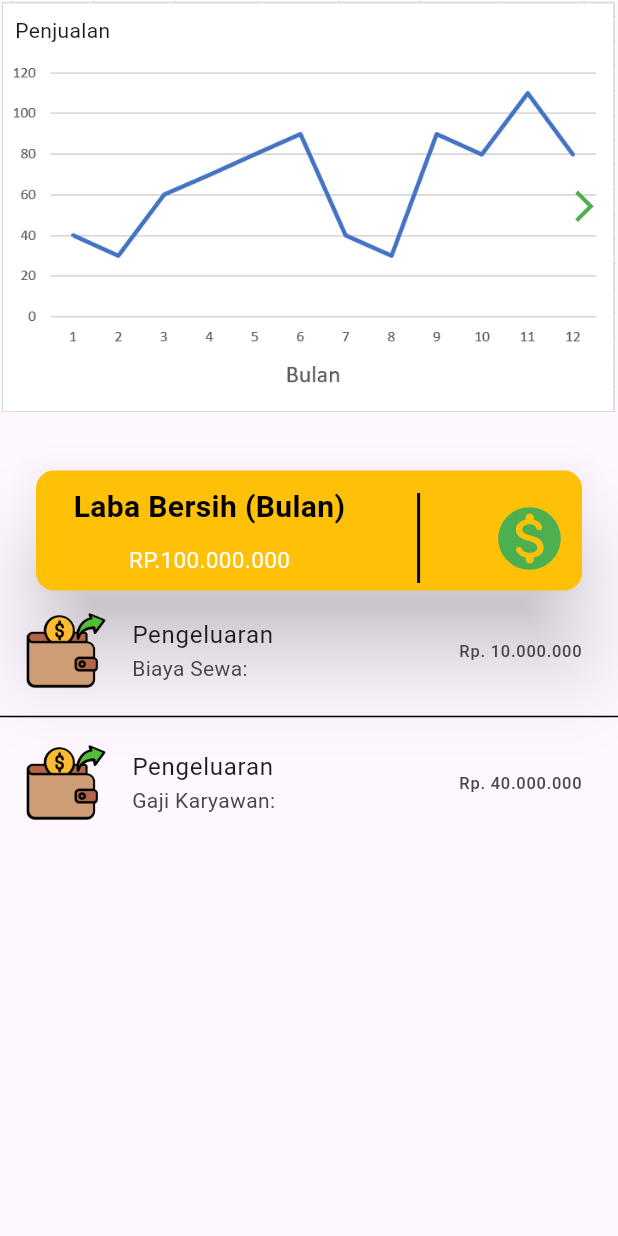
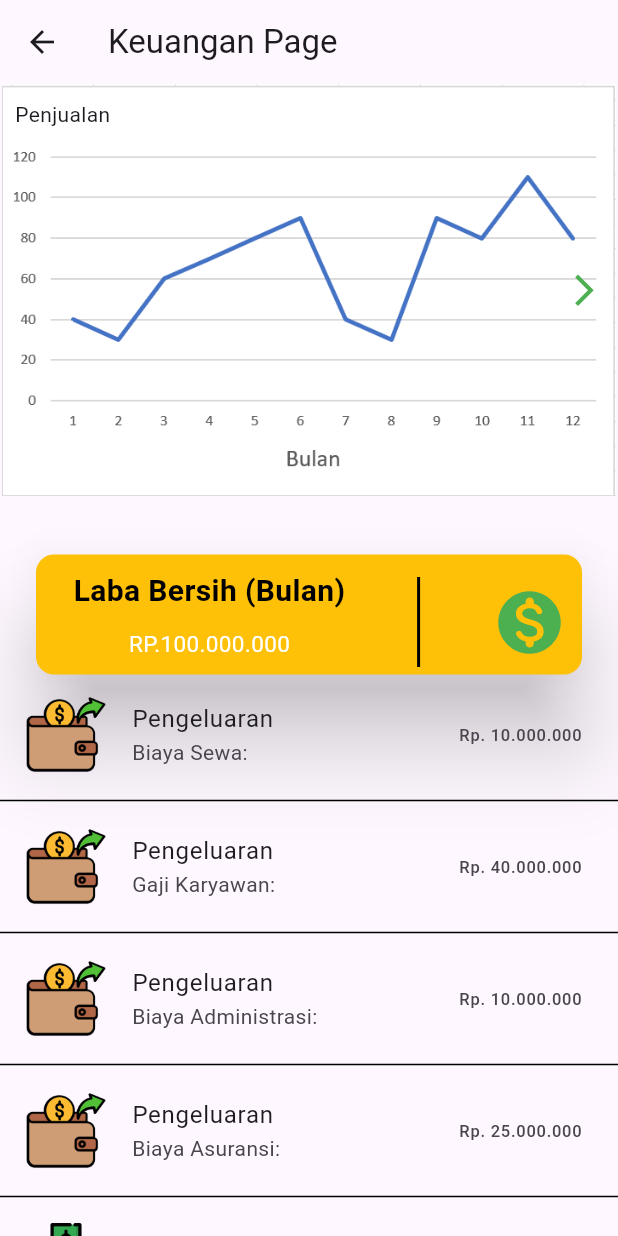
Before and after one commit to Pangestufp/utsmobileprogkelompok_1, a Flutter app: the KeuanganPage screen opened directly, on a phone screen of 412 x 824 dp. Run offline on Flutter 3.47's test engine with Material 3 defaults, Android fonts, the phone set to English and light mode, and no system bars; our stand-ins replace animated_splash_screen, curved_navigation_bar, flutter_animate, image_picker, lottie; missing offline and left inert: bounce_tapper.

Commit message:
Keuangan

```diff
--- a/lib/pages/keuangan/keuanganPage.dart
+++ b/lib/pages/keuangan/keuanganPage.dart
@@ -1,3 +1,4 @@
+import 'package:app_manajemen_umkm/pages/keuangan/laporanKeuangan.dart';
 import 'package:flutter/material.dart';
 
 class KeuanganPage extends StatefulWidget {
@@ -29,11 +30,14 @@ class _KeuanganPageState extends State<KeuanganPage> {
 
   @override
   Widget build(BuildContext context) {
-    return Container(
-      child: Column(
+    return Scaffold(
+      appBar: AppBar(
+        title: const Text('Keuangan Page'),
+      ),
+      body: Column(
         children: [
           Container(
-            height: MediaQuery.of(context).size.height/3,
+            height: MediaQuery.of(context).size.height / 3,
             child: Stack(
               alignment: Alignment.center,
               children: [
@@ -51,11 +55,12 @@ class _KeuanganPageState extends State<KeuanganPage> {
                   },
                 ),
                 Container(
-                    alignment: Alignment.topLeft,
-                    child: Padding(
-                      padding: const EdgeInsets.all(10.0),
-                      child: Text(_currentIndex==0?"Penjualan":"Pengeluaran"),
-                    )),
+                  alignment: Alignment.topLeft,
+                  child: Padding(
+                    padding: const EdgeInsets.all(10.0),
+                    child: Text(_currentIndex == 0 ? "Penjualan" : "Pengeluaran"),
+                  ),
+                ),
                 if (_currentIndex != 0)
                   Positioned(
                     left: 10,
@@ -73,7 +78,6 @@ class _KeuanganPageState extends State<KeuanganPage> {
                       ),
                     ),
                   ),
-
                 if (_currentIndex != 1)
                   Positioned(
                     right: 10,
@@ -94,7 +98,6 @@ class _KeuanganPageState extends State<KeuanganPage> {
               ],
             ),
           ),
-
           Padding(
             padding: const EdgeInsets.only(top: 35, left: 20, right: 20),
             child: Card(
@@ -109,12 +112,19 @@ class _KeuanganPageState extends State<KeuanganPage> {
                       padding: const EdgeInsets.only(left: 25),
                       child: Column(
                         children: [
-                          Text("Laba Bersih (Bulan)",
-                            style: TextStyle(fontSize: 20, fontWeight: FontWeight.bold, color: Colors.black),
+                          Text(
+                            "Laba Bersih (Bulan)",
+                            style: TextStyle(
+                                fontSize: 20,
+                                fontWeight: FontWeight.bold,
+                                color: Colors.black),
                           ),
                           Padding(
                             padding: const EdgeInsets.only(top: 10, bottom: 10),
-                            child: Text("RP.100.000.000", style: TextStyle(fontSize: 15, color: Colors.white),),
+                            child: Text(
+                              "RP.100.000.000",
+                              style: TextStyle(fontSize: 15, color: Colors.white),
+                            ),
                           )
                         ],
                       ),
@@ -126,7 +136,20 @@ class _KeuanganPageState extends State<KeuanganPage> {
                     ),
                     Padding(
                       padding: const EdgeInsets.only(right: 10),
-                      child: Icon(Icons.monetization_on_rounded, size: 50, color: Colors.green),
+                      child: GestureDetector(
+                        onTap: () {
+                          Navigator.push(
+                            context,
+                            MaterialPageRoute(
+                                builder: (context) => const Laporan()),
+                          );
+                        },
+                        child: Icon(
+                          Icons.monetization_on_rounded,
+                          size: 50,
+                          color: Colors.green,
+                        ),
+                      ),
                     ),
                   ],
                 ),
@@ -140,20 +163,71 @@ class _KeuanganPageState extends State<KeuanganPage> {
                   title: Text("Pengeluaran"),
                   subtitle: Text("Biaya Sewa: "),
                   trailing: Text("Rp. 10.000.000"),
-                  leading: Image.asset( "assets/images/spending.png"),
+                  leading: Image.asset("assets/images/spending.png"),
                 ),
                 Divider(
                   color: Colors.black,
                 ),
-
                 ListTile(
                   title: Text("Pengeluaran"),
                   subtitle: Text("Gaji Karyawan: "),
                   trailing: Text("Rp. 40.000.000"),
-                  leading: Image.asset( "assets/images/spending.png"),
+                  leading: Image.asset("assets/images/spending.png"),
                 ),
-
-
+                Divider(
+                  color: Colors.black,
+                ),
+                ListTile(
+                  title: Text("Pengeluaran"),
+                  subtitle: Text("Biaya Administrasi: "),
+                  trailing: Text("Rp. 10.000.000"),
+                  leading: Image.asset("assets/images/spending.png"),
+                ),
+                Divider(
+                  color: Colors.black,
+                ),
+                ListTile(
+                  title: Text("Pengeluaran"),
+                  subtitle: Text("Biaya Asuransi: "),
+                  trailing: Text("Rp. 25.000.000"),
+                  leading: Image.asset("assets/images/spending.png"),
+                ),
+                Divider(
+                  color: Colors.black,
+                ),
+                ListTile(
+                  title: Text("Pendapatan"),
+                  subtitle: Text("Penjualan Langsung: "),
+                  trailing: Text("Rp. 27.000.000"),
+                  leading: Image.asset("assets/images/profit.png"),
+                ),
+                Divider(
+                  color: Colors.black,
+                ),
+                ListTile(
+                  title: Text("Pendapatan"),
+                  subtitle: Text("Penjualan di Marketplace: "),
+                  trailing: Text("Rp. 5.000.000"),
+                  leading: Image.asset("assets/images/profit.png"),
+                ),
+                Divider(
+                  color: Colors.black,
+                ),
+                ListTile(
+                  title: Text("Pendapatan"),
+                  subtitle: Text("Kerjasama dengan Retailer: "),
+                  trailing: Text("Rp. 10.000.000"),
+                  leading: Image.asset("assets/images/profit.png"),
+                ),
+                Divider(
+                  color: Colors.black,
+                ),
+                ListTile(
+                  title: Text("Pendapatan"),
+                  subtitle: Text("Penjualan Melalui Media Sosial:"),
+                  trailing: Text("Rp. 20.000.000"),
+                  leading: Image.asset("assets/images/profit.png"),
+                ),
               ],
             ),
           )
```
Also changed, not shown: lib/pages/keuangan/laporanKeuangan.dart (added, +126 -0 lines).
